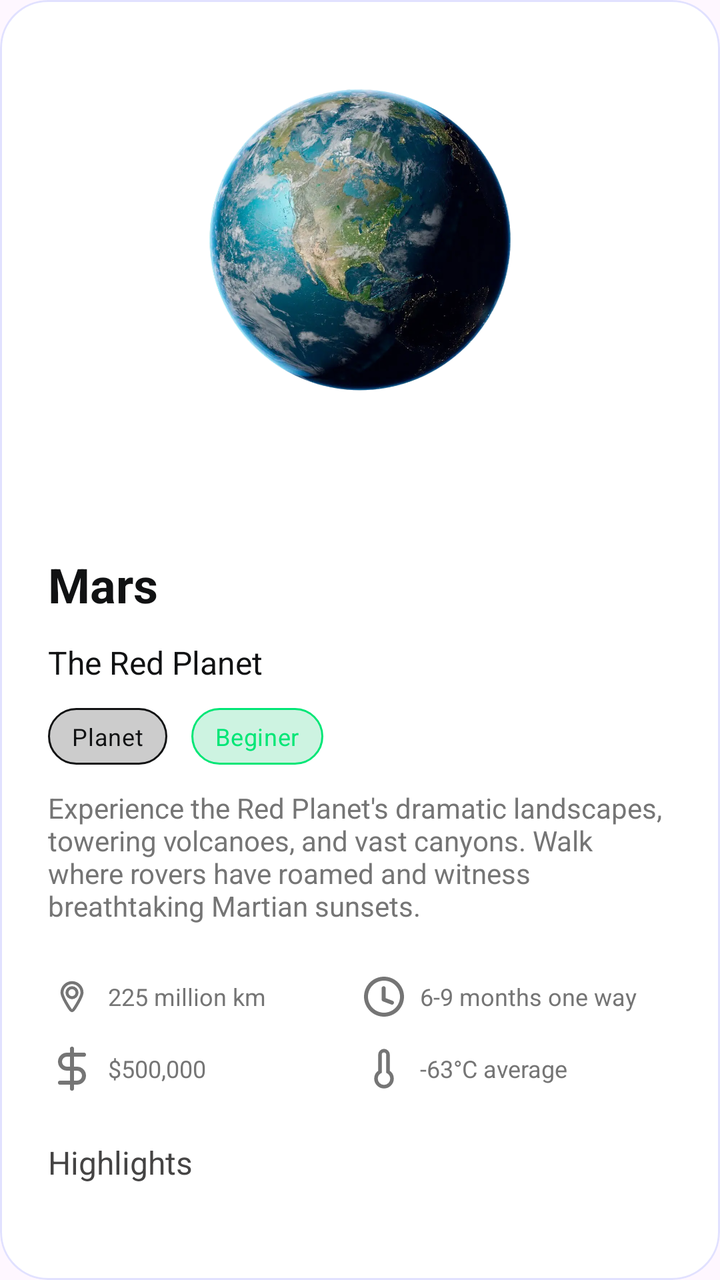
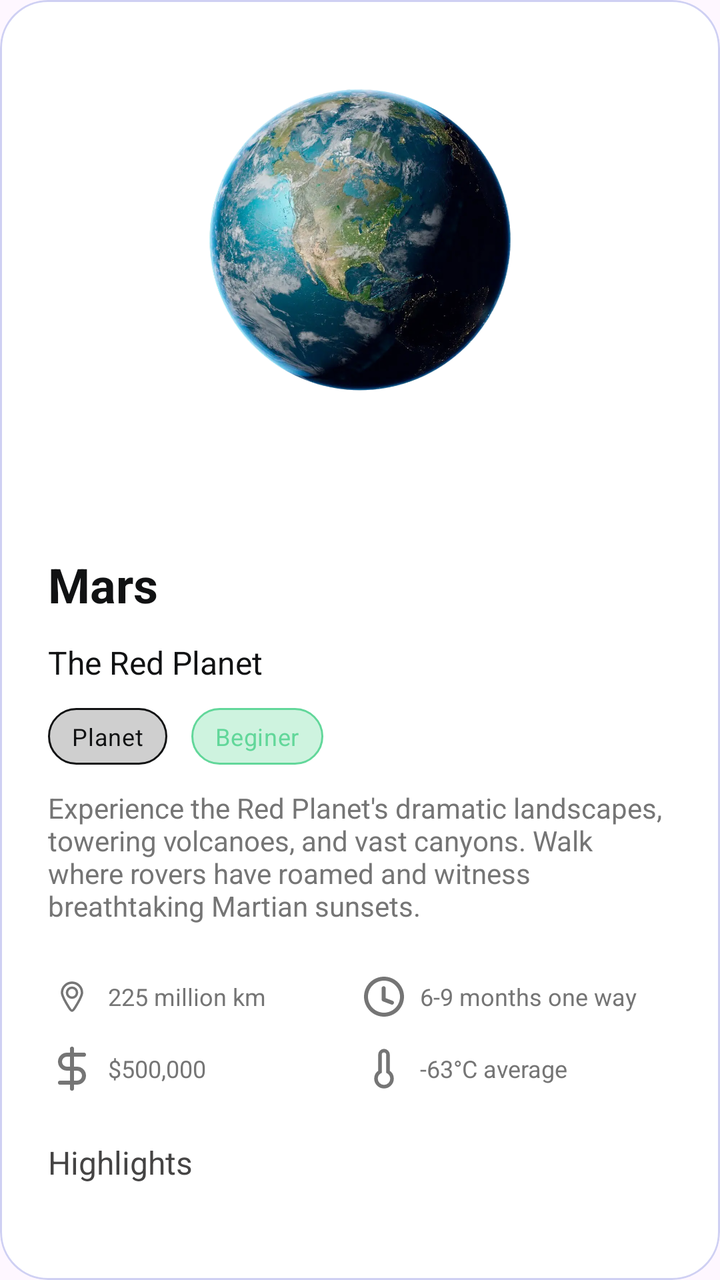

Two renders of the same Android screen: before a commit and after it. Below are the layout's source before the change and the commit's diff.
<!-- AndroidManifest.xml: application theme Theme.SpaceAdvisor -->
<!-- res/layout/item_explore_search.xml -->
<?xml version="1.0" encoding="utf-8"?>
<com.google.android.material.card.MaterialCardView xmlns:android="http://schemas.android.com/apk/res/android"
    xmlns:app="http://schemas.android.com/apk/res-auto"
    android:layout_width="match_parent"
    android:layout_height="wrap_content"
    android:layout_margin="12dp"
    app:cardBackgroundColor="@color/background"
    app:cardCornerRadius="24dp"
    app:strokeColor="?attr/customColorPrimaryFaded"
    app:strokeWidth="1dp">

    <LinearLayout
        android:layout_width="match_parent"
        android:layout_height="match_parent"
        android:orientation="vertical">

        <RelativeLayout
            android:layout_width="match_parent"
            android:layout_height="wrap_content">

            <ImageView
                android:id="@+id/image_item_explore_search"
                android:layout_width="match_parent"
                android:layout_height="240dp"
                android:scaleType="centerInside"
                android:src="@drawable/pic_profile" />

        </RelativeLayout>


        <LinearLayout
            android:layout_width="match_parent"
            android:layout_height="match_parent"
            android:orientation="vertical"
            android:paddingHorizontal="24dp"
            android:paddingTop="36dp"
            android:paddingBottom="24dp">

            <TextView
                android:id="@+id/title_item_explore_search"
                android:layout_width="match_parent"
                android:layout_height="wrap_content"
                android:text="Mars"
                android:textColor="@color/title"
                android:textSize="24sp"
                android:textStyle="bold" />

            <TextView
                android:id="@+id/subtitle_item_explore_search"
                android:layout_width="match_parent"
                android:layout_height="wrap_content"
                android:layout_marginTop="12dp"
                android:text="The Red Planet"
                android:textColor="@color/subtitle"
                android:textSize="16sp" />

            <LinearLayout
                android:layout_width="match_parent"
                android:layout_height="wrap_content"
                android:layout_marginTop="12dp">

                <TextView
                    android:id="@+id/type_chip_item_explore_search"
                    style="@style/MaterialAlertDialog.Material3.Body.Text"
                    android:layout_width="wrap_content"
                    android:layout_height="wrap_content"
                    android:layout_marginEnd="12dp"
                    android:background="@drawable/custom_text_gray_background"
                    android:paddingHorizontal="12dp"
                    android:paddingVertical="6dp"
                    android:text="Planet"
                    android:textColor="@color/chip_quaternary"
                    android:textSize="12sp" />

                <TextView
                    android:id="@+id/difficulty_chip_item_explore_search"
                    style="@style/MaterialAlertDialog.Material3.Body.Text"
                    android:layout_width="wrap_content"
                    android:layout_height="wrap_content"
                    android:background="@drawable/custom_text_green_background"
                    android:paddingHorizontal="12dp"
                    android:paddingVertical="6dp"
                    android:text="Beginer"
                    android:textColor="@color/green_light"
                    android:textSize="12sp" />
            </LinearLayout>

            <TextView
                android:id="@+id/description_item_explore_search"
                android:layout_width="match_parent"
                android:layout_height="wrap_content"
                android:layout_marginTop="12dp"
                android:text="Experience the Red Planet's dramatic landscapes, towering volcanoes, and vast canyons. Walk where rovers have roamed and witness breathtaking Martian sunsets."
                android:textColor="@color/body"
                android:textSize="14sp" />

            <LinearLayout
                android:layout_width="match_parent"
                android:layout_height="wrap_content"
                android:layout_marginTop="24dp"
                android:orientation="vertical">

                <LinearLayout
                    android:layout_width="match_parent"
                    android:layout_height="wrap_content">

                    <TextView
                        android:id="@+id/distance_chip_item_explore_search"
                        android:layout_width="0dp"
                        android:layout_height="wrap_content"
                        android:layout_weight="1"
                        android:drawablePadding="6dp"
                        android:gravity="center_vertical"
                        android:text="225 million km"
                        android:textColor="@color/body"
                        android:textSize="12sp"
                        app:drawableStartCompat="@drawable/ic_pin"
                        app:drawableTint="@color/gray_dark" />

                    <TextView
                        android:layout_width="0dp"
                        android:layout_height="wrap_content"
                        android:layout_weight="1"
                        android:drawablePadding="6dp"
                        android:gravity="center_vertical"
                        android:text="6-9 months one way"
                        android:textColor="@color/body"
                        android:textSize="12sp"
                        app:drawableSize="8dp"
                        app:drawableStartCompat="@drawable/ic_time"
                        app:drawableTint="@color/gray_dark" />
                </LinearLayout>

                <LinearLayout
                    android:layout_width="match_parent"
                    android:layout_height="wrap_content"
                    android:layout_marginTop="12dp">

                    <TextView
                        android:layout_width="0dp"
                        android:layout_height="wrap_content"
                        android:layout_weight="1"
                        android:drawablePadding="6dp"
                        android:gravity="center_vertical"
                        android:text="$500,000"
                        android:textColor="@color/body"
                        android:textSize="12sp"
                        app:drawableStartCompat="@drawable/ic_dollar"
                        app:drawableTint="@color/gray_dark" />

                    <TextView
                        android:layout_width="0dp"
                        android:layout_height="wrap_content"
                        android:layout_weight="1"
                        android:drawablePadding="6dp"
                        android:gravity="center_vertical"
                        android:text="-63°C average"
                        android:textColor="@color/body"
                        android:textSize="12sp"
                        app:drawableStartCompat="@drawable/ic_thermometer"
                        app:drawableTint="@color/gray_dark" />
                </LinearLayout>

            </LinearLayout>

            <TextView
                android:layout_width="match_parent"
                android:layout_height="wrap_content"
                android:layout_marginTop="24dp"
                android:text="Highlights"
                android:textColor="@color/section_title"
                android:textSize="16sp" />

            <com.google.android.material.chip.ChipGroup
                android:id="@+id/dest_tags_chip_group_item_explore_search"
                android:layout_width="wrap_content"
                android:layout_height="wrap_content"
                android:layout_marginTop="12dp"
                android:clickable="false"
                app:chipSpacingHorizontal="8dp"
                app:selectionRequired="false">

            </com.google.android.material.chip.ChipGroup>

            <com.google.android.material.button.MaterialButton
                android:id="@+id/btn_view_detail_item_explore_search"
                android:layout_width="match_parent"
                android:layout_height="wrap_content"
                android:layout_marginTop="24dp"
                android:layout_weight="1"
                android:background="@drawable/gradient_btn"
                android:letterSpacing="0.1"
                android:text="View Details"
                android:textColor="@color/on_primary"
                android:textSize="14sp"
                android:textStyle="normal"
                app:backgroundTint="@null"
                app:cornerRadius="12dp" />

        </LinearLayout>

    </LinearLayout>

</com.google.android.material.card.MaterialCardView>
<!-- resources referenced by this layout -->
<resources>
  <color name="body">@color/gray_dark</color>
  <color name="chip_quaternary">@color/deep_black</color>
  <color name="gray_dark">#757575</color>
  <color name="green_light">#00E676</color>
  <!-- drawable custom_text_gray_background (drawable) -->
  <?xml version="1.0" encoding="utf-8"?>
  <shape xmlns:android="http://schemas.android.com/apk/res/android">
      <solid android:color="@color/chip_fill_quaternary" />
      <stroke
          android:width="1dp"
          android:color="@color/chip_quaternary" />
      <corners android:radius="16dp" />
  </shape>
  <!-- drawable custom_text_green_background (drawable) -->
  <?xml version="1.0" encoding="utf-8"?>
  <layer-list xmlns:android="http://schemas.android.com/apk/res/android">
      <item android:id="@android:id/background">
          <shape>
              <corners android:radius="20dp" />
              <solid android:color="#340CC56B" />
              <stroke
                  android:width="1dp"
                  android:color="@color/green_light" />
          </shape>
      </item>
  </layer-list>
  <!-- drawable gradient_btn (drawable) -->
  <?xml version="1.0" encoding="utf-8"?>
  <shape xmlns:android="http://schemas.android.com/apk/res/android"
      android:shape="rectangle">
  
      <corners android:radius="24dp" />
      <gradient
          android:angle="45"
          android:endColor="#ab4aff"
          android:startColor="#457aff"
          android:type="linear" />
  
  </shape>
  <!-- drawable ic_pin (drawable) -->
  <?xml version="1.0" encoding="utf-8"?>
  <vector xmlns:android="http://schemas.android.com/apk/res/android"
      android:width="24dp"
      android:height="24dp"
      android:viewportWidth="24"
      android:viewportHeight="24">
  
      <path
          android:strokeColor="#FFFFFF"
          android:strokeWidth="1.5"
          android:strokeLineJoin="round"
          android:strokeLineCap="round"
          android:pathData="M17 10C17 11.7279 15.0424 14.9907 13.577 17.3543C12.8967 18.4514 12.5566 19 12 19C11.4434 19 11.1033 18.4514 10.423 17.3543C8.95763 14.9907 7 11.7279 7 10C7 7.23858 9.23858 5 12 5C14.7614 5 17 7.23858 17 10Z" />
      <path
          android:strokeColor="#FFFFFF"
          android:strokeWidth="1.5"
          android:strokeLineJoin="round"
          android:strokeLineCap="round"
          android:pathData="M14.5 10C14.5 11.3807 13.3807 12.5 12 12.5C10.6193 12.5 9.5 11.3807 9.5 10C9.5 8.61929 10.6193 7.5 12 7.5C13.3807 7.5 14.5 8.61929 14.5 10Z" />
  </vector>
  <style name="Theme.SpaceAdvisor" parent="Base.Theme.SpaceAdvisor">
          <item name="colorPrimary">@color/primary</item>
          <item name="customColorPrimary">@color/primary</item>
          <item name="customColorPrimaryGlow">@color/primary_glow</item>
          <item name="customColorPrimaryFaded">@color/primary_faded</item>
          <item name="customColorPrimaryLight">@color/primary_light</item>
          <item name="customColorPrimaryVariant">@color/primary_variant</item>
          <item name="customColorPrimaryVariantFaded">@color/primary_variant_faded</item>
      </style>
  <color name="white">#FFFFFFFF</color>
  <color name="deep_black">#111213</color>
  <color name="gray_muted">#D9242323</color>
  <color name="chip_fill_quaternary">@color/transparent_black_20</color>
  <style name="Base.Theme.SpaceAdvisor" parent="Theme.Material3.DayNight.NoActionBar">
          <item name="colorPrimary">@color/primary</item>
      </style>
  <color name="primary">@color/space_purple</color>
  <color name="primary_glow">@color/space_purple_glow</color>
  <color name="primary_faded">@color/space_purple_faded</color>
  <color name="primary_light">@color/space_purple_light</color>
  <color name="primary_variant">@color/space_pink</color>
  <color name="primary_variant_faded">@color/space_pink_faded</color>
  <color name="transparent_black_20">#33000000</color>
  <color name="space_purple">#575AD3</color>
  <color name="space_purple_glow">#48575AD3</color>
  <color name="space_purple_faded">#50A0A0FF</color>
  <color name="space_pink">#AE52D4</color>
  <!-- unchanged entries left out for length: 12 -->
</resources>

<!-- the commit's change to res/layout/item_explore_search.xml (unified diff, before → after) -->
@@ -65,11 +65,11 @@
                     android:layout_width="wrap_content"
                     android:layout_height="wrap_content"
                     android:layout_marginEnd="12dp"
-                    android:background="@drawable/custom_text_gray_background"
+                    android:background="@drawable/bg_gray_stroke"
                     android:paddingHorizontal="12dp"
                     android:paddingVertical="6dp"
                     android:text="Planet"
-                    android:textColor="@color/chip_quaternary"
+                    android:textColor="@color/chip_stroke"
                     android:textSize="12sp" />
 
                 <TextView
@@ -77,11 +77,11 @@
                     style="@style/MaterialAlertDialog.Material3.Body.Text"
                     android:layout_width="wrap_content"
                     android:layout_height="wrap_content"
-                    android:background="@drawable/custom_text_green_background"
+                    android:background="@drawable/bg_success_stroke"
                     android:paddingHorizontal="12dp"
                     android:paddingVertical="6dp"
                     android:text="Beginer"
-                    android:textColor="@color/green_light"
+                    android:textColor="@color/success"
                     android:textSize="12sp" />
             </LinearLayout>
 
@@ -188,7 +188,7 @@
                 android:layout_height="wrap_content"
                 android:layout_marginTop="24dp"
                 android:layout_weight="1"
-                android:background="@drawable/gradient_btn"
+                android:background="@drawable/bg_gradient"
                 android:letterSpacing="0.1"
                 android:text="View Details"
                 android:textColor="@color/on_primary"
<!-- resource entries referenced after the edit -->
@@ -1,43 +1,40 @@
 <!-- resources referenced by this layout -->
 <resources>
   <color name="body">@color/gray_dark</color>
-  <color name="chip_quaternary">@color/deep_black</color>
+  <color name="chip_stroke">@color/deep_black</color>
   <color name="gray_dark">#757575</color>
-  <color name="green_light">#00E676</color>
-  <!-- drawable custom_text_gray_background (drawable) -->
-  <?xml version="1.0" encoding="utf-8"?>
-  <shape xmlns:android="http://schemas.android.com/apk/res/android">
-      <solid android:color="@color/chip_fill_quaternary" />
-      <stroke
-          android:width="1dp"
-          android:color="@color/chip_quaternary" />
-      <corners android:radius="16dp" />
-  </shape>
-  <!-- drawable custom_text_green_background (drawable) -->
-  <?xml version="1.0" encoding="utf-8"?>
-  <layer-list xmlns:android="http://schemas.android.com/apk/res/android">
-      <item android:id="@android:id/background">
-          <shape>
-              <corners android:radius="20dp" />
-              <solid android:color="#340CC56B" />
-              <stroke
-                  android:width="1dp"
-                  android:color="@color/green_light" />
-          </shape>
-      </item>
-  </layer-list>
-  <!-- drawable gradient_btn (drawable) -->
+  <color name="success">@color/space_green_light</color>
+  <!-- drawable bg_gradient (drawable) -->
   <?xml version="1.0" encoding="utf-8"?>
   <shape xmlns:android="http://schemas.android.com/apk/res/android"
       android:shape="rectangle">
-  
-      <corners android:radius="24dp" />
+      <corners android:radius="16dp" />
       <gradient
           android:angle="45"
-          android:endColor="#ab4aff"
-          android:startColor="#457aff"
+          android:endColor="?attr/customColorPrimaryVariant"
+          android:startColor="?attr/customColorPrimary"
           android:type="linear" />
   
+  </shape>
+  <!-- drawable bg_gray_stroke (drawable) -->
+  <?xml version="1.0" encoding="utf-8"?>
+  <shape xmlns:android="http://schemas.android.com/apk/res/android"
+      android:shape="rectangle">
+      <corners android:radius="20dp" />
+      <solid android:color="@color/chip_fill" />
+      <stroke
+          android:width="1dp"
+          android:color="@color/chip_stroke" />
+  </shape>
+  <!-- drawable bg_success_stroke (drawable) -->
+  <?xml version="1.0" encoding="utf-8"?>
+  <shape xmlns:android="http://schemas.android.com/apk/res/android"
+      android:shape="rectangle">
+      <corners android:radius="20dp" />
+      <solid android:color="@color/space_green_light_faded" />
+      <stroke
+          android:width="1dp"
+          android:color="@color/space_green_light" />
   </shape>
   <!-- drawable ic_pin (drawable) -->
   <?xml version="1.0" encoding="utf-8"?>
@@ -49,43 +46,39 @@
   
       <path
           android:strokeColor="#FFFFFF"
-          android:strokeWidth="1.5"
+          android:strokeWidth="1.2"
           android:strokeLineJoin="round"
           android:strokeLineCap="round"
           android:pathData="M17 10C17 11.7279 15.0424 14.9907 13.577 17.3543C12.8967 18.4514 12.5566 19 12 19C11.4434 19 11.1033 18.4514 10.423 17.3543C8.95763 14.9907 7 11.7279 7 10C7 7.23858 9.23858 5 12 5C14.7614 5 17 7.23858 17 10Z" />
       <path
           android:strokeColor="#FFFFFF"
-          android:strokeWidth="1.5"
+          android:strokeWidth="1.2"
           android:strokeLineJoin="round"
           android:strokeLineCap="round"
           android:pathData="M14.5 10C14.5 11.3807 13.3807 12.5 12 12.5C10.6193 12.5 9.5 11.3807 9.5 10C9.5 8.61929 10.6193 7.5 12 7.5C13.3807 7.5 14.5 8.61929 14.5 10Z" />
   </vector>
   <style name="Theme.SpaceAdvisor" parent="Base.Theme.SpaceAdvisor">
-          <item name="colorPrimary">@color/primary</item>
-          <item name="customColorPrimary">@color/primary</item>
-          <item name="customColorPrimaryGlow">@color/primary_glow</item>
-          <item name="customColorPrimaryFaded">@color/primary_faded</item>
-          <item name="customColorPrimaryLight">@color/primary_light</item>
-          <item name="customColorPrimaryVariant">@color/primary_variant</item>
-          <item name="customColorPrimaryVariantFaded">@color/primary_variant_faded</item>
+          <item name="colorPrimary">@color/space_purple</item>
+          <item name="customColorPrimary">@color/space_purple</item>
+          <item name="customColorPrimaryFaded">@color/space_purple_faded</item>
+          <item name="customColorPrimaryLight">@color/space_purple_light</item>
+          <item name="customColorPrimaryLightFaded">@color/space_purple_light_faded</item>
+          <item name="customColorPrimaryVariant">@color/space_pink</item>
+          <item name="customColorPrimaryVariantFaded">@color/space_pink_faded</item>
       </style>
   <color name="white">#FFFFFFFF</color>
   <color name="deep_black">#111213</color>
   <color name="gray_muted">#D9242323</color>
-  <color name="chip_fill_quaternary">@color/transparent_black_20</color>
+  <color name="space_green_light">#62D79A</color>
+  <color name="chip_fill">@color/transparent_black_20</color>
+  <color name="space_green_light_faded">#5062D79A</color>
   <style name="Base.Theme.SpaceAdvisor" parent="Theme.Material3.DayNight.NoActionBar">
-          <item name="colorPrimary">@color/primary</item>
+          <item name="colorPrimary">@color/space_purple</item>
       </style>
-  <color name="primary">@color/space_purple</color>
-  <color name="primary_glow">@color/space_purple_glow</color>
-  <color name="primary_faded">@color/space_purple_faded</color>
-  <color name="primary_light">@color/space_purple_light</color>
-  <color name="primary_variant">@color/space_pink</color>
-  <color name="primary_variant_faded">@color/space_pink_faded</color>
-  <color name="transparent_black_20">#33000000</color>
+  <color name="transparent_black_20">#33111213</color>
   <color name="space_purple">#575AD3</color>
-  <color name="space_purple_glow">#48575AD3</color>
-  <color name="space_purple_faded">#50A0A0FF</color>
+  <color name="space_purple_faded">#48575AD3</color>
+  <color name="space_purple_light_faded">#30A0A0FF</color>
   <color name="space_pink">#AE52D4</color>
   <!-- unchanged entries left out for length: 12 -->
 </resources>
